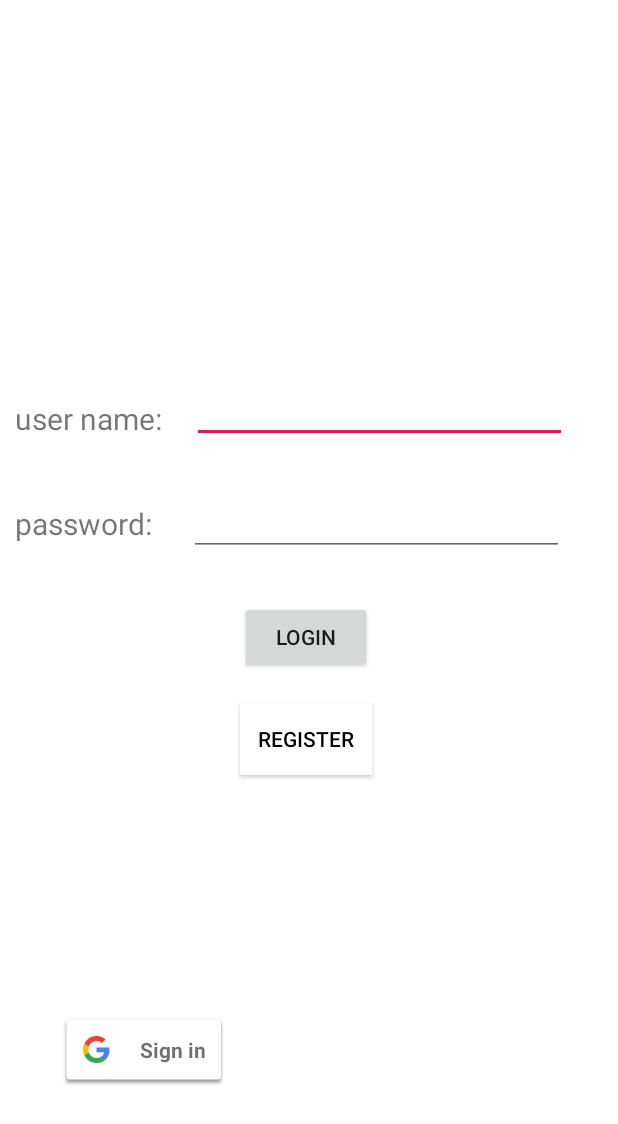
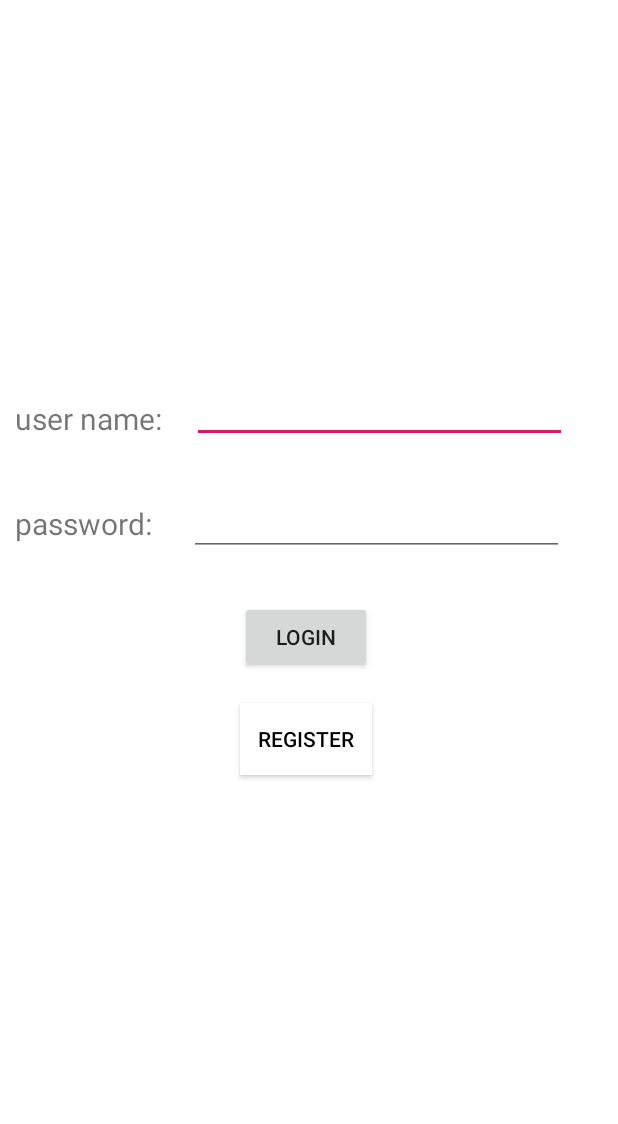
Before and after one commit to nguyenvanphuc0497/E-Reading-Android, an Android app: the LoginActivity screen opened directly, with no data from a screen before it, on a phone screen of 412 x 824 dp. Shown: the top 1124 px of the screen. Run offline under Robolectric (Android 15) with nearby library versions, the phone set to English and light mode, and no system bars; our stand-ins replace RxJava; libraries missing offline, so code that uses them is left out: com.jakewharton.retrofit2; 2 statements that could not run were skipped.

Commit message:
commit by doan

```diff
--- a/app/src/main/res/layout/activity_login.xml
+++ b/app/src/main/res/layout/activity_login.xml
@@ -71,23 +71,4 @@
         android:background="#fff"
         android:textColor="#000"
         android:layout_marginLeft="160dp" />
-    <Button
-        android:id="@+id/btnSignOut"
-        android:layout_width="wrap_content"
-        android:layout_height="wrap_content"
-        android:layout_centerInParent="true"
-        android:text="Logout"
-        android:visibility="gone" />
-
-    <com.google.android.gms.common.SignInButton
-        android:id="@+id/btnSignIn"
-        android:layout_width="wrap_content"
-        android:layout_height="wrap_content"
-        android:layout_centerInParent="true"
-        app:layout_constraintBottom_toBottomOf="parent"
-        android:layout_marginBottom="100dp"
-        app:layout_constraintStart_toStartOf="parent"
-        android:layout_marginStart="40dp"
-        android:layout_marginLeft="40dp" />
-
 </android.support.constraint.ConstraintLayout>
```
Also changed, not shown: app/src/main/java/com/dtu/capstone2/ereading/ui/login/LoginActivity.java (+6 -115 lines), app/src/main/res/layout/activity_register.xml (deleted, +0 -76 lines).
